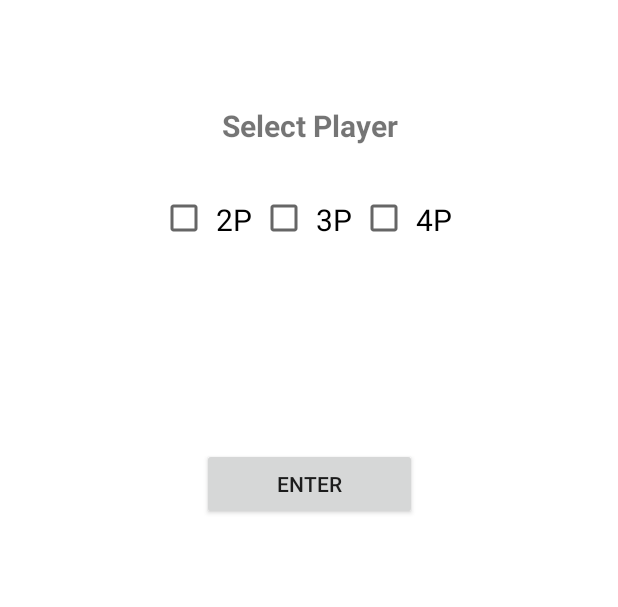
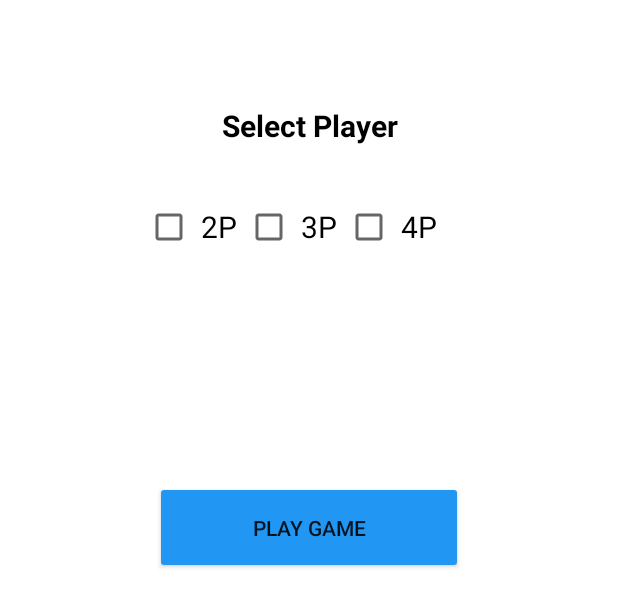
Before and after one commit to christianYdoow/AhasAtAngHagdanan, an Android app: the layout fragment_second.xml on its own in the app's theme, with its tools: preview values and no code run, on a phone screen of 412 x 824 dp. Shown: the top 607 px of the screen. Run offline under Robolectric (Android 15) with nearby library versions, the phone set to English and light mode, and no system bars.

Commit message:
UI-minimal update

```diff
--- a/app/src/main/res/layout/activity_game.xml
+++ b/app/src/main/res/layout/activity_game.xml
@@ -47,7 +47,6 @@
         android:layout_width="match_parent"
         android:layout_height="wrap_content"
         android:layout_marginTop="10dp"
-        android:paddingStart="20dp"
         app:layout_constraintEnd_toEndOf="parent"
         app:layout_constraintStart_toStartOf="parent"
         app:layout_constraintTop_toBottomOf="@id/board_layout_top"/>
--- a/app/src/main/res/layout/fragment_first.xml
+++ b/app/src/main/res/layout/fragment_first.xml
@@ -22,7 +22,7 @@
             android:layout_weight="0.14"
             android:text="Game instruction"
             android:textAppearance="@style/TextAppearance.AppCompat.Medium"
-            android:textColor="#618d57"
+            android:textColor="@color/black"
             android:textSize="28dp"
             android:textAllCaps="true"
             android:textStyle="bold"
--- a/app/src/main/res/layout/fragment_second.xml
+++ b/app/src/main/res/layout/fragment_second.xml
@@ -10,8 +10,8 @@
 
     <LinearLayout
         android:id="@+id/linear_Layout_1"
-        android:layout_width="269dp"
-        android:layout_height="124dp"
+        android:layout_width="289dp"
+        android:layout_height="146dp"
         android:layout_marginStart="16dp"
         android:layout_marginTop="40dp"
         android:layout_marginEnd="16dp"
@@ -23,9 +23,10 @@
         <androidx.appcompat.widget.AppCompatTextView
             android:layout_width="match_parent"
             android:layout_height="wrap_content"
-            android:layout_margin="20dp"
-            android:padding="10dp"
+            android:layout_margin="30dp"
+            android:padding="0dp"
             android:text="Select Player"
+            android:textColor="@color/black"
             android:textAlignment="center"
             android:textSize="20sp"
             android:textStyle="bold" />
@@ -67,6 +68,7 @@
     <LinearLayout
         android:id="@+id/linear_Layout_2"
         android:layout_width="269dp"
+        android:outlineAmbientShadowColor="@color/blue"
         android:layout_height="wrap_content"
         android:layout_marginStart="16dp"
         android:layout_marginTop="40dp"
@@ -150,12 +152,13 @@
 
     <androidx.appcompat.widget.AppCompatButton
         android:id="@+id/multi_player_button"
-        android:layout_width="wrap_content"
-        android:layout_height="wrap_content"
+        android:layout_width="205dp"
+        android:layout_height="62dp"
         android:layout_marginTop="32dp"
+        android:backgroundTint="@color/blue"
         android:paddingStart="50dp"
         android:paddingEnd="50dp"
-        android:text="Enter"
+        android:text="Play Game"
         app:layout_constraintEnd_toEndOf="parent"
         app:layout_constraintStart_toStartOf="parent"
         app:layout_constraintTop_toBottomOf="@id/linear_Layout_2" />
```
Also changed, not shown: app/src/main/res/layout/fragment_third.xml (+9 -11 lines), app/src/main/res/drawable/blue_piece.png (added), app/src/main/res/drawable/green_piece.png (added), app/src/main/res/drawable/red_piece.png (added), app/src/main/res/drawable/yellow_piece.png (added).
